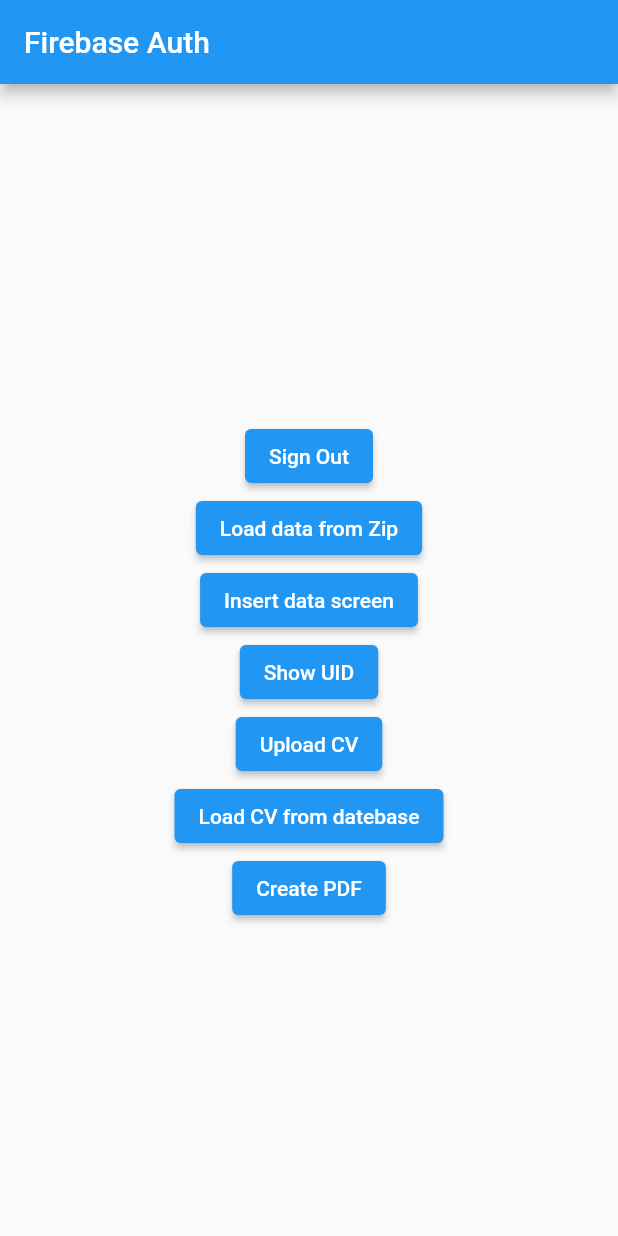
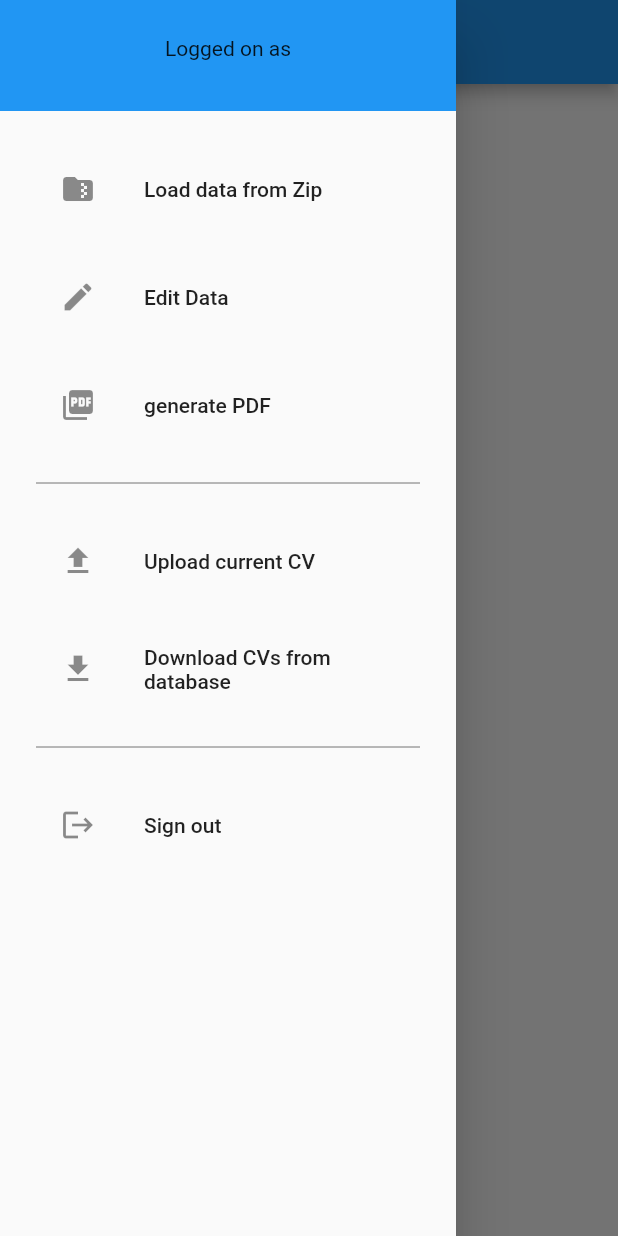
Before and after one commit to bjadczak/LRGTool, a Flutter app: the screen it shows once a user with an empty profile is signed in, with the side drawer open (before the commit the screen has no drawer), on a phone screen of 412 x 824 dp. Run offline on Flutter 3.47's test engine with Material 2 defaults, Android fonts, the phone set to English and light mode, and no system bars; our stand-ins replace cloud_firestore, csv, file_picker, firebase_auth, firebase_core, firebase_database and 4 more; accounts and stored records are empty.

Commit message:
Add side bar

```diff
--- a/lib/pages/home_page.dart
+++ b/lib/pages/home_page.dart
@@ -53,6 +53,7 @@ class _HomePageState extends State<HomePage> {
       appBar: AppBar(
         title: _title(),
       ),
+      drawer: NavigationDrawer(),
       body: Center(
         child: Column(
           crossAxisAlignment: CrossAxisAlignment.center,
@@ -180,3 +181,87 @@ class _HomePageState extends State<HomePage> {
     );
   }
 }
+
+class NavigationDrawer extends StatelessWidget {
+  const NavigationDrawer({
+    Key? key,
+  }) : super(key: key);
+
+  @override
+  Widget build(BuildContext context) {
+    return Drawer(
+      child: SingleChildScrollView(
+        child: Column(
+          crossAxisAlignment: CrossAxisAlignment.stretch,
+          children: <Widget>[
+            buildHeader(context),
+            buildMenuItems(context),
+          ],
+        ),
+      ),
+    );
+  }
+
+  Widget buildHeader(BuildContext context) {
+    return Container(
+      padding: EdgeInsets.only(
+        top: MediaQuery.of(context).padding.top + 24,
+        bottom: 18,
+      ),
+      color: Theme.of(context).primaryColor,
+      child: Column(
+        children: [
+          const Text("Logged on as"),
+          Text(Auth().currentUser?.email ?? "No user loged in"),
+        ],
+      ),
+    );
+  }
+
+  Widget buildMenuItems(BuildContext context) {
+    return Container(
+      margin: const EdgeInsets.all(24),
+      child: Wrap(
+        runSpacing: 16,
+        children: [
+          ListTile(
+            leading: const Icon(Icons.folder_zip),
+            title: const Text("Load data from Zip"),
+            onTap: () => {},
+          ),
+          ListTile(
+            leading: const Icon(Icons.edit),
+            title: const Text("Edit Data"),
+            onTap: () => {},
+          ),
+          ListTile(
+            leading: const Icon(Icons.picture_as_pdf),
+            title: const Text("generate PDF"),
+            onTap: () => {},
+          ),
+          const Divider(
+            color: Colors.black54,
+          ),
+          ListTile(
+            leading: const Icon(Icons.upload),
+            title: const Text("Upload current CV"),
+            onTap: () => {},
+          ),
+          ListTile(
+            leading: const Icon(Icons.download),
+            title: const Text("Download CVs from database"),
+            onTap: () => {},
+          ),
+          const Divider(
+            color: Colors.black54,
+          ),
+          ListTile(
+            leading: const Icon(Icons.logout),
+            title: const Text("Sign out"),
+            onTap: () => {},
+          ),
+        ],
+      ),
+    );
+  }
+}
```
